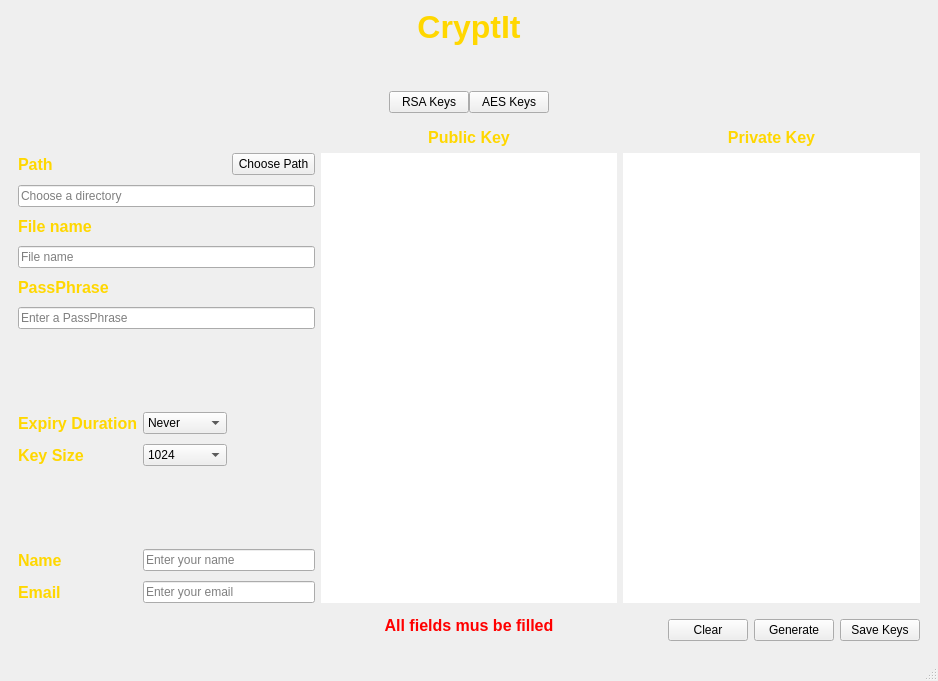
Above: mainwindow.ui from zgitstarz/CryptIt before the change. Below: the same form after it.
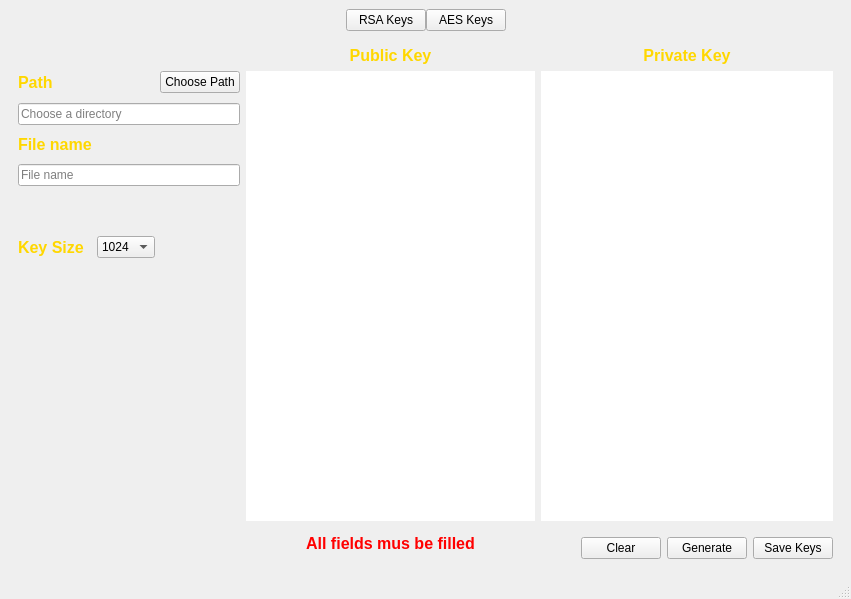
That is the form after the change. The open tabs and pages were chosen to show the change.

```diff
--- a/mainwindow.ui
+++ b/mainwindow.ui
@@ -6,8 +6,8 @@
    <rect>
     <x>0</x>
     <y>0</y>
-    <width>938</width>
-    <height>681</height>
+    <width>851</width>
+    <height>599</height>
    </rect>
   </property>
   <property name="windowTitle">
@@ -15,7 +15,7 @@
   </property>
   <widget class="QWidget" name="centralwidget">
    <layout class="QGridLayout" name="gridLayout">
-    <item row="2" column="0">
+    <item row="0" column="0">
      <spacer name="horizontalSpacer_2">
       <property name="orientation">
        <enum>Qt::Horizontal</enum>
@@ -28,101 +28,7 @@
       </property>
      </spacer>
     </item>
-    <item row="1" column="1">
-     <spacer name="verticalSpacer">
-      <property name="orientation">
-       <enum>Qt::Vertical</enum>
-      </property>
-      <property name="sizeType">
-       <enum>QSizePolicy::Minimum</enum>
-      </property>
-      <property name="sizeHint" stdset="0">
-       <size>
-        <width>20</width>
-        <height>40</height>
-       </size>
-      </property>
-     </spacer>
-    </item>
-    <item row="0" column="1">
-     <widget class="QLabel" name="LogoLabel">
-      <property name="font">
-       <font>
-        <family>Arial</family>
-        <pointsize>24</pointsize>
-        <bold>true</bold>
-       </font>
-      </property>
-      <property name="styleSheet">
-       <string notr="true">color:gold;</string>
-      </property>
-      <property name="text">
-       <string>CryptIt</string>
-      </property>
-      <property name="alignment">
-       <set>Qt::AlignCenter</set>
-      </property>
-     </widget>
-    </item>
-    <item row="2" column="1">
-     <layout class="QHBoxLayout" name="horizontalLayout">
-      <property name="spacing">
-       <number>0</number>
-      </property>
-      <property name="sizeConstraint">
-       <enum>QLayout::SetDefaultConstraint</enum>
-      </property>
-      <property name="leftMargin">
-       <number>0</number>
-      </property>
-      <property name="topMargin">
-       <number>0</number>
-      </property>
-      <property name="bottomMargin">
-       <number>0</number>
-      </property>
-      <item>
-       <widget class="QPushButton" name="RSA_Page">
-        <property name="sizePolicy">
-         <sizepolicy hsizetype="Minimum" vsizetype="Fixed">
-          <horstretch>0</horstretch>
-          <verstretch>0</verstretch>
-         </sizepolicy>
-        </property>
-        <property name="text">
-         <string>RSA Keys</string>
-        </property>
-       </widget>
-      </item>
-      <item>
-       <widget class="QPushButton" name="AES_Page">
-        <property name="sizePolicy">
-         <sizepolicy hsizetype="Minimum" vsizetype="Fixed">
-          <horstretch>0</horstretch>
-          <verstretch>0</verstretch>
-         </sizepolicy>
-        </property>
-        <property name="text">
-         <string>AES Keys</string>
-        </property>
-       </widget>
-      </item>
-     </layout>
-    </item>
-    <item row="2" column="2">
-     <spacer name="horizontalSpacer">
-      <property name="orientation">
-       <enum>Qt::Horizontal</enum>
-      </property>
-      <property name="sizeHint" stdset="0">
-       <size>
-        <width>40</width>
-        <height>20</height>
-       </size>
-      </property>
-     </spacer>
-    </item>
-    <item row="3" column="0" colspan="3">
+    <item row="1" column="0" colspan="3">
      <widget class="QStackedWidget" name="GeneralStack">
       <property name="styleSheet">
        <string notr="true"/>
@@ -226,7 +132,82 @@
           <property name="verticalSpacing">
            <number>10</number>
           </property>
-          <item row="8" column="1">
+          <item row="2" column="0">
+           <widget class="QLabel" name="FileNameLabel">
+            <property name="font">
+             <font>
+              <pointsize>12</pointsize>
+              <bold>true</bold>
+             </font>
+            </property>
+            <property name="styleSheet">
+             <string notr="true">color:gold;</string>
+            </property>
+            <property name="text">
+             <string>File name</string>
+            </property>
+           </widget>
+          </item>
+          <item row="5" column="0">
+           <widget class="QLabel" name="KeySizeLabel">
+            <property name="font">
+             <font>
+              <pointsize>12</pointsize>
+              <bold>true</bold>
+             </font>
+            </property>
+            <property name="styleSheet">
+             <string notr="true">color:gold;</string>
+            </property>
+            <property name="text">
+             <string>Key Size</string>
+            </property>
+           </widget>
+          </item>
+          <item row="8" column="0" colspan="3">
+           <spacer name="verticalSpacer_2">
+            <property name="orientation">
+             <enum>Qt::Vertical</enum>
+            </property>
+            <property name="sizeHint" stdset="0">
+             <size>
+              <width>20</width>
+              <height>40</height>
+             </size>
+            </property>
+           </spacer>
+          </item>
+          <item row="4" column="0" colspan="3">
+           <spacer name="verticalSpacer_4">
+            <property name="orientation">
+             <enum>Qt::Vertical</enum>
+            </property>
+            <property name="sizeType">
+             <enum>QSizePolicy::Minimum</enum>
+            </property>
+            <property name="sizeHint" stdset="0">
+             <size>
+              <width>20</width>
+              <height>40</height>
+             </size>
+            </property>
+           </spacer>
+          </item>
+          <item row="3" column="0" colspan="3">
+           <widget class="QLineEdit" name="FileNameLineEdit">
+            <property name="placeholderText">
+             <string>File name</string>
+            </property>
+           </widget>
+          </item>
+          <item row="0" column="2">
+           <widget class="QPushButton" name="ChoosePathButton">
+            <property name="text">
+             <string>Choose Path</string>
+            </property>
+           </widget>
+          </item>
+          <item row="5" column="1">
            <widget class="QComboBox" name="KeySizeCombo">
             <property name="enabled">
              <bool>true</bool>
@@ -256,100 +237,6 @@
             </item>
            </widget>
           </item>
-          <item row="13" column="1" colspan="2">
-           <widget class="QLineEdit" name="EmailLineEdit">
-            <property name="sizePolicy">
-             <sizepolicy hsizetype="Expanding" vsizetype="Fixed">
-              <horstretch>1</horstretch>
-              <verstretch>0</verstretch>
-             </sizepolicy>
-            </property>
-            <property name="placeholderText">
-             <string>Enter your email</string>
-            </property>
-           </widget>
-          </item>
-          <item row="12" column="0">
-           <widget class="QLabel" name="NameLabel">
-            <property name="sizePolicy">
-             <sizepolicy hsizetype="Preferred" vsizetype="Preferred">
-              <horstretch>0</horstretch>
-              <verstretch>0</verstretch>
-             </sizepolicy>
-            </property>
-            <property name="font">
-             <font>
-              <pointsize>12</pointsize>
-              <bold>true</bold>
-             </font>
-            </property>
-            <property name="styleSheet">
-             <string notr="true">color:gold;</string>
-            </property>
-            <property name="text">
-             <string>Name</string>
-            </property>
-           </widget>
-          </item>
-          <item row="7" column="1">
-           <widget class="QComboBox" name="ExpiryCombo">
-            <property name="editable">
-             <bool>false</bool>
-            </property>
-            <property name="currentText">
-             <string>Never</string>
-            </property>
-            <property name="currentIndex">
-             <number>0</number>
-            </property>
-            <item>
-             <property name="text">
-              <string>Never</string>
-             </property>
-            </item>
-            <item>
-             <property name="text">
-              <string>1 Year</string>
-             </property>
-            </item>
-            <item>
-             <property name="text">
-              <string>2 Years</string>
-             </property>
-            </item>
-            <item>
-             <property name="text">
-              <string>3 Years</string>
-             </property>
-            </item>
-            <item>
-             <property name="text">
-              <string>4 Years</string>
-             </property>
-            </item>
-            <item>
-             <property name="text">
-              <string>10 Years</string>
-             </property>
-            </item>
-           </widget>
-          </item>
-          <item row="13" column="0">
-           <widget class="QLabel" name="EmailLabel">
-            <property name="font">
-             <font>
-              <pointsize>12</pointsize>
-              <bold>true</bold>
-             </font>
-            </property>
-            <property name="styleSheet">
-             <string notr="true">color:gold;</string>
-            </property>
-            <property name="text">
-             <string>Email</string>
-            </property>
-           </widget>
-          </item>
           <item row="0" column="0">
            <widget class="QLabel" name="PathLabel">
             <property name="font">
@@ -366,107 +253,6 @@
             </property>
            </widget>
           </item>
-          <item row="4" column="0">
-           <widget class="QLabel" name="PassPhraseLabel">
-            <property name="font">
-             <font>
-              <pointsize>12</pointsize>
-              <bold>true</bold>
-             </font>
-            </property>
-            <property name="styleSheet">
-             <string notr="true">color:gold;</string>
-            </property>
-            <property name="text">
-             <string>PassPhrase</string>
-            </property>
-           </widget>
-          </item>
-          <item row="8" column="0">
-           <widget class="QLabel" name="KeySizeLabel">
-            <property name="font">
-             <font>
-              <pointsize>12</pointsize>
-              <bold>true</bold>
-             </font>
-            </property>
-            <property name="styleSheet">
-             <string notr="true">color:gold;</string>
-            </property>
-            <property name="text">
-             <string>Key Size</string>
-            </property>
-           </widget>
-          </item>
-          <item row="12" column="1" colspan="2">
-           <widget class="QLineEdit" name="NameLineEdit">
-            <property name="sizePolicy">
-             <sizepolicy hsizetype="Expanding" vsizetype="Fixed">
-              <horstretch>1</horstretch>
-              <verstretch>0</verstretch>
-             </sizepolicy>
-            </property>
-            <property name="placeholderText">
-             <string>Enter your name</string>
-            </property>
-           </widget>
-          </item>
-          <item row="2" column="0">
-           <widget class="QLabel" name="FileNameLabel">
-            <property name="font">
-             <font>
-              <pointsize>12</pointsize>
-              <bold>true</bold>
-             </font>
-            </property>
-            <property name="styleSheet">
-             <string notr="true">color:gold;</string>
-            </property>
-            <property name="text">
-             <string>File name</string>
-            </property>
-           </widget>
-          </item>
-          <item row="7" column="0">
-           <widget class="QLabel" name="ExpiryLabel">
-            <property name="font">
-             <font>
-              <pointsize>12</pointsize>
-              <bold>true</bold>
-             </font>
-            </property>
-            <property name="styleSheet">
-             <string notr="true">color:gold;</string>
-            </property>
-            <property name="text">
-             <string>Expiry Duration</string>
-            </property>
-           </widget>
-          </item>
-          <item row="0" column="2">
-           <widget class="QPushButton" name="ChoosePathButton">
-            <property name="text">
-             <string>Choose Path</string>
-            </property>
-           </widget>
-          </item>
-          <item row="3" column="0" colspan="3">
-           <widget class="QLineEdit" name="FileNameLineEdit">
-            <property name="placeholderText">
-             <string>File name</string>
-            </property>
-           </widget>
-          </item>
-          <item row="5" column="0" colspan="3">
-           <widget class="QLineEdit" name="PassPhraseLine">
-            <property name="echoMode">
-             <enum>QLineEdit::Password</enum>
-            </property>
-            <property name="placeholderText">
-             <string>Enter a PassPhrase</string>
-            </property>
-           </widget>
-          </item>
           <item row="1" column="0" colspan="3">
            <widget class="QLineEdit" name="PathLineEdit">
             <property name="toolTip">
@@ -477,32 +263,6 @@
             </property>
            </widget>
           </item>
-          <item row="6" column="0" colspan="3">
-           <spacer name="verticalSpacer_4">
-            <property name="orientation">
-             <enum>Qt::Vertical</enum>
-            </property>
-            <property name="sizeHint" stdset="0">
-             <size>
-              <width>20</width>
-              <height>40</height>
-             </size>
-            </property>
-           </spacer>
-          </item>
-          <item row="11" column="0" colspan="3">
-           <spacer name="verticalSpacer_2">
-            <property name="orientation">
-             <enum>Qt::Vertical</enum>
-            </property>
-            <property name="sizeHint" stdset="0">
-             <size>
-              <width>20</width>
-              <height>40</height>
-             </size>
-            </property>
-           </spacer>
-          </item>
          </layout>
         </item>
         <item row="2" column="2">
@@ -518,7 +278,7 @@
            </widget>
           </item>
           <item row="0" column="3">
-           <widget class="QPushButton" name="AS_SaveKey_Button">
+           <widget class="QPushButton" name="RSA_SaveKey_Button">
             <property name="text">
              <string>Save Keys</string>
             </property>
@@ -618,6 +378,9 @@
             <property name="editable">
              <bool>false</bool>
             </property>
+            <property name="currentIndex">
+             <number>0</number>
+            </property>
             <item>
              <property name="text">
               <string>Base64</string>
@@ -854,6 +617,64 @@
       <widget class="QWidget" name="Hash_Page"/>
      </widget>
     </item>
+    <item row="0" column="2">
+     <spacer name="horizontalSpacer">
+      <property name="orientation">
+       <enum>Qt::Horizontal</enum>
+      </property>
+      <property name="sizeHint" stdset="0">
+       <size>
+        <width>40</width>
+        <height>20</height>
+       </size>
+      </property>
+     </spacer>
+    </item>
+    <item row="0" column="1">
+     <layout class="QHBoxLayout" name="horizontalLayout">
+      <property name="spacing">
+       <number>0</number>
+      </property>
+      <property name="sizeConstraint">
+       <enum>QLayout::SetDefaultConstraint</enum>
+      </property>
+      <property name="leftMargin">
+       <number>0</number>
+      </property>
+      <property name="topMargin">
+       <number>0</number>
+      </property>
+      <property name="bottomMargin">
+       <number>0</number>
+      </property>
+      <item>
+       <widget class="QPushButton" name="RSA_Page">
+        <property name="sizePolicy">
+         <sizepolicy hsizetype="Minimum" vsizetype="Fixed">
+          <horstretch>0</horstretch>
+          <verstretch>0</verstretch>
+         </sizepolicy>
+        </property>
+        <property name="text">
+         <string>RSA Keys</string>
+        </property>
+       </widget>
+      </item>
+      <item>
+       <widget class="QPushButton" name="AES_Page">
+        <property name="sizePolicy">
+         <sizepolicy hsizetype="Minimum" vsizetype="Fixed">
+          <horstretch>0</horstretch>
+          <verstretch>0</verstretch>
+         </sizepolicy>
+        </property>
+        <property name="text">
+         <string>AES Keys</string>
+        </property>
+       </widget>
+      </item>
+     </layout>
+    </item>
    </layout>
   </widget>
   <widget class="QMenuBar" name="menubar">
@@ -861,7 +682,7 @@
     <rect>
      <x>0</x>
      <y>0</y>
-     <width>938</width>
+     <width>851</width>
      <height>22</height>
     </rect>
    </property>
```
